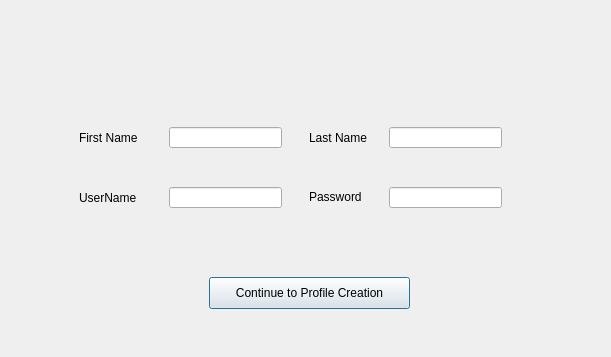
The window that studentregister.ui (abhinavthukral28/stuPID) describes before a commit, drawn with Qt 5.
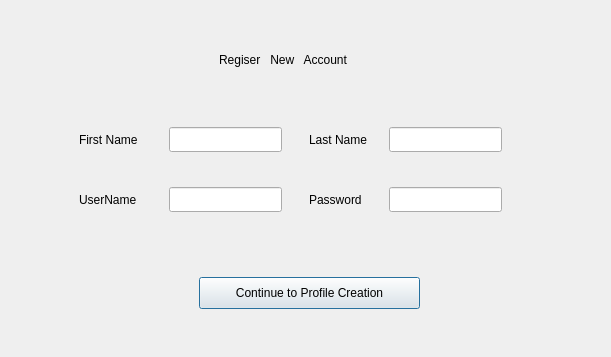
The same window after the commit.

What changed in the file:
```diff
--- a/studentregister.ui
+++ b/studentregister.ui
@@ -40,7 +40,7 @@
       <x>200</x>
       <y>270</y>
       <width>81</width>
-      <height>21</height>
+      <height>25</height>
      </rect>
     </property>
     <property name="text">
@@ -53,7 +53,7 @@
       <x>290</x>
       <y>270</y>
       <width>113</width>
-      <height>21</height>
+      <height>25</height>
      </rect>
     </property>
    </widget>
@@ -63,7 +63,7 @@
       <x>430</x>
       <y>270</y>
       <width>71</width>
-      <height>21</height>
+      <height>25</height>
      </rect>
     </property>
     <property name="text">
@@ -76,7 +76,7 @@
       <x>510</x>
       <y>270</y>
       <width>113</width>
-      <height>21</height>
+      <height>25</height>
      </rect>
     </property>
    </widget>
@@ -86,7 +86,7 @@
       <x>290</x>
       <y>330</y>
       <width>113</width>
-      <height>21</height>
+      <height>25</height>
      </rect>
     </property>
    </widget>
@@ -96,7 +96,7 @@
       <x>510</x>
       <y>330</y>
       <width>113</width>
-      <height>21</height>
+      <height>25</height>
      </rect>
     </property>
    </widget>
@@ -106,7 +106,7 @@
       <x>430</x>
       <y>330</y>
       <width>71</width>
-      <height>20</height>
+      <height>25</height>
      </rect>
     </property>
     <property name="text">
@@ -119,7 +119,7 @@
       <x>200</x>
       <y>330</y>
       <width>71</width>
-      <height>21</height>
+      <height>25</height>
      </rect>
     </property>
     <property name="text">
@@ -129,9 +129,9 @@
    <widget class="QPushButton" name="pushButton">
     <property name="geometry">
      <rect>
-      <x>330</x>
+      <x>320</x>
       <y>420</y>
-      <width>201</width>
+      <width>221</width>
       <height>32</height>
      </rect>
     </property>
@@ -139,6 +139,19 @@
      <string>Continue to Profile Creation</string>
     </property>
    </widget>
+   <widget class="QLabel" name="label_5">
+    <property name="geometry">
+     <rect>
+      <x>340</x>
+      <y>190</y>
+      <width>161</width>
+      <height>25</height>
+     </rect>
+    </property>
+    <property name="text">
+     <string>Regiser   New   Account</string>
+    </property>
+   </widget>
   </widget>
  </widget>
  <resources/>
```
